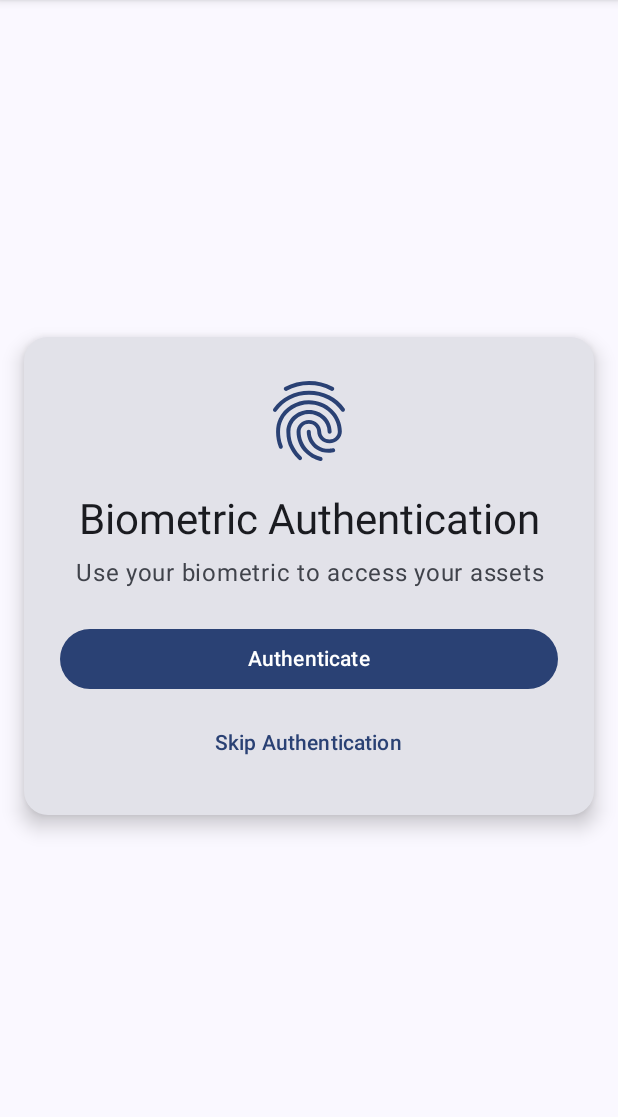
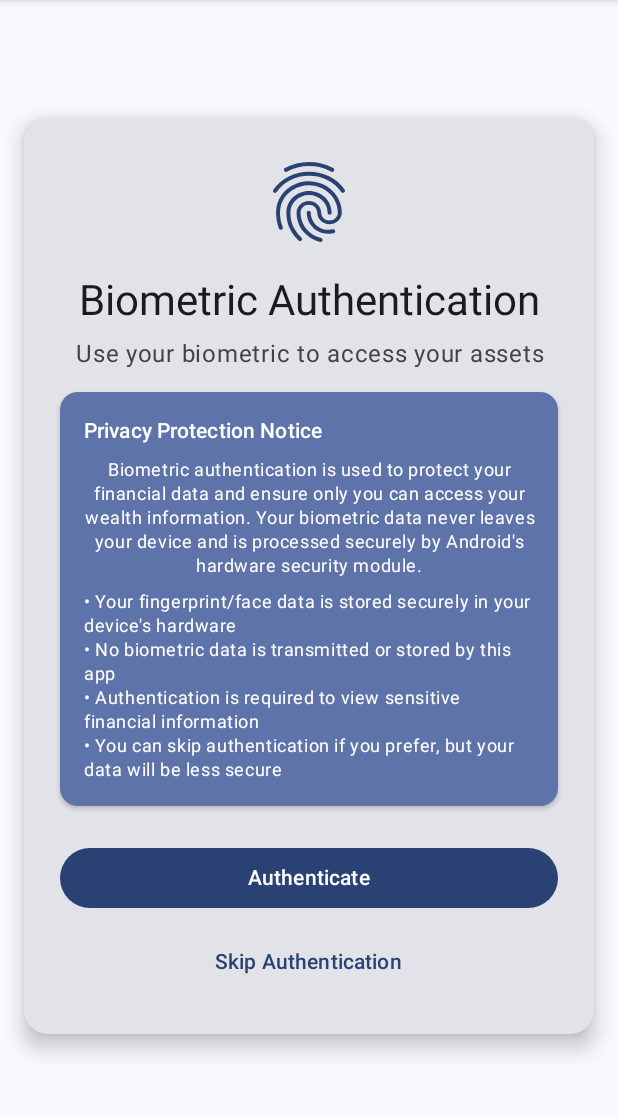
Before and after one commit to kuoyaoming/Wealth-Manager, an Android app built with Jetpack Compose: the screen it shows after launch (MainActivity), after a tap on "Authenticate", on a phone screen of 412 x 824 dp, the part 84-1201 px from its top. Run offline under Robolectric (Android 15) with nearby library versions, the phone set to English and light mode, and no system bars; our stand-ins replace Dagger/Hilt's generated code; 2 statements that could not run were skipped; 1 other tap on this screen came first.

Commit message:
feat: Add About dialog and privacy notice to BiometricAuthScreen
Co-authored-by: 1q099015 <1q099015@gmail.com>

```diff
--- a/app/src/main/java/com/wealthmanager/MainActivity.kt
+++ b/app/src/main/java/com/wealthmanager/MainActivity.kt
@@ -9,15 +9,23 @@ import androidx.compose.foundation.layout.padding
 import androidx.compose.material3.MaterialTheme
 import androidx.compose.material3.Scaffold
 import androidx.compose.material3.Surface
+import androidx.compose.runtime.*
 import androidx.compose.ui.Modifier
 import androidx.fragment.app.FragmentActivity
 // import androidx.core.splashscreen.SplashScreen.Companion.installSplashScreen
+import com.wealthmanager.data.FirstLaunchManager
+import com.wealthmanager.ui.about.AboutDialog
 import com.wealthmanager.ui.navigation.WealthManagerNavigation
 import com.wealthmanager.ui.theme.WealthManagerTheme
 import dagger.hilt.android.AndroidEntryPoint
+import javax.inject.Inject
 
 @AndroidEntryPoint
 class MainActivity : FragmentActivity() {
+
+    @Inject
+    lateinit var firstLaunchManager: FirstLaunchManager
+
     override fun onCreate(savedInstanceState: Bundle?) {
         super.onCreate(savedInstanceState)
 
@@ -27,6 +35,15 @@ class MainActivity : FragmentActivity() {
         enableEdgeToEdge()
 
         setContent {
+            var showAboutDialog by remember { mutableStateOf(false) }
+
+            // Check if we should show the about dialog
+            LaunchedEffect(Unit) {
+                if (firstLaunchManager.shouldShowAboutDialog()) {
+                    showAboutDialog = true
+                }
+            }
+
             WealthManagerTheme {
                 Surface(
                     modifier = Modifier.fillMaxSize(),
@@ -39,6 +56,14 @@ class MainActivity : FragmentActivity() {
                     }
                 }
             }
+
+            // Show about dialog if needed
+            if (showAboutDialog) {
+                AboutDialog(
+                    onDismiss = { showAboutDialog = false },
+                    firstLaunchManager = firstLaunchManager
+                )
+            }
         }
     }
 }
--- a/app/src/main/java/com/wealthmanager/ui/auth/BiometricAuthScreen.kt
+++ b/app/src/main/java/com/wealthmanager/ui/auth/BiometricAuthScreen.kt
@@ -70,6 +70,42 @@ fun BiometricAuthScreen(
                     textAlign = TextAlign.Center,
                     color = MaterialTheme.colorScheme.onSurfaceVariant
                 )
+
+                Spacer(modifier = Modifier.height(16.dp))
+
+                // Privacy Protection Notice
+                Card(
+                    modifier = Modifier.fillMaxWidth(),
+                    colors = CardDefaults.cardColors(
+                        containerColor = MaterialTheme.colorScheme.primaryContainer
+                    ),
+                    elevation = CardDefaults.cardElevation(defaultElevation = 2.dp)
+                ) {
+                    Column(
+                        modifier = Modifier.padding(16.dp),
+                        verticalArrangement = Arrangement.spacedBy(8.dp)
+                    ) {
+                        Text(
+                            text = stringResource(R.string.privacy_protection_title),
+                            style = MaterialTheme.typography.titleSmall,
+                            fontWeight = FontWeight.Bold,
+                            color = MaterialTheme.colorScheme.onPrimaryContainer
+                        )
+
+                        Text(
+                            text = stringResource(R.string.privacy_protection_description),
+                            style = MaterialTheme.typography.bodySmall,
+                            color = MaterialTheme.colorScheme.onPrimaryContainer,
+                            textAlign = TextAlign.Center
+                        )
+
+                        Text(
+                            text = stringResource(R.string.privacy_protection_points),
+                            style = MaterialTheme.typography.bodySmall,
+                            color = MaterialTheme.colorScheme.onPrimaryContainer
+                        )
+                    }
+                }
 
                 Spacer(modifier = Modifier.height(24.dp))
 
--- a/app/src/main/res/values/strings.xml
+++ b/app/src/main/res/values/strings.xml
@@ -13,6 +13,11 @@
     <string name="biometric_auth_error_user_cancel">Authentication was cancelled</string>
     <string name="biometric_auth_error_locked_out">Too many failed attempts. Try again later</string>
     <string name="biometric_auth_error_permanent_lockout">Biometric authentication is permanently locked</string>
+
+    <!-- Privacy Protection -->
+    <string name="privacy_protection_title">Privacy Protection Notice</string>
+    <string name="privacy_protection_description">Biometric authentication is used to protect your financial data and ensure only you can access your wealth information. Your biometric data never leaves your device and is processed securely by Android\'s hardware security module.</string>
+    <string name="privacy_protection_points">• Your fingerprint/face data is stored securely in your device\'s hardware\n• No biometric data is transmitted or stored by this app\n• Authentication is required to view sensitive financial information\n• You can skip authentication if you prefer, but your data will be less secure</string>
 
     <!-- Navigation -->
     <string name="nav_dashboard">Dashboard</string>
@@ -87,4 +92,9 @@
     <string name="dialog_edit_stock_asset">Edit Stock Asset</string>
     <string name="dialog_save">Save</string>
     <string name="dialog_cancel">Cancel</string>
+
+    <!-- About Dialog -->
+    <string name="about_title">About Wealth Manager</string>
+    <string name="about_version">Version 1.0.5</string>
+    <string name="about_description">A comprehensive personal finance management application that helps you track your assets, monitor stock investments, and manage your financial portfolio with real-time market data.</string>
 </resources>
```
Also changed, not shown: 1 other file.
